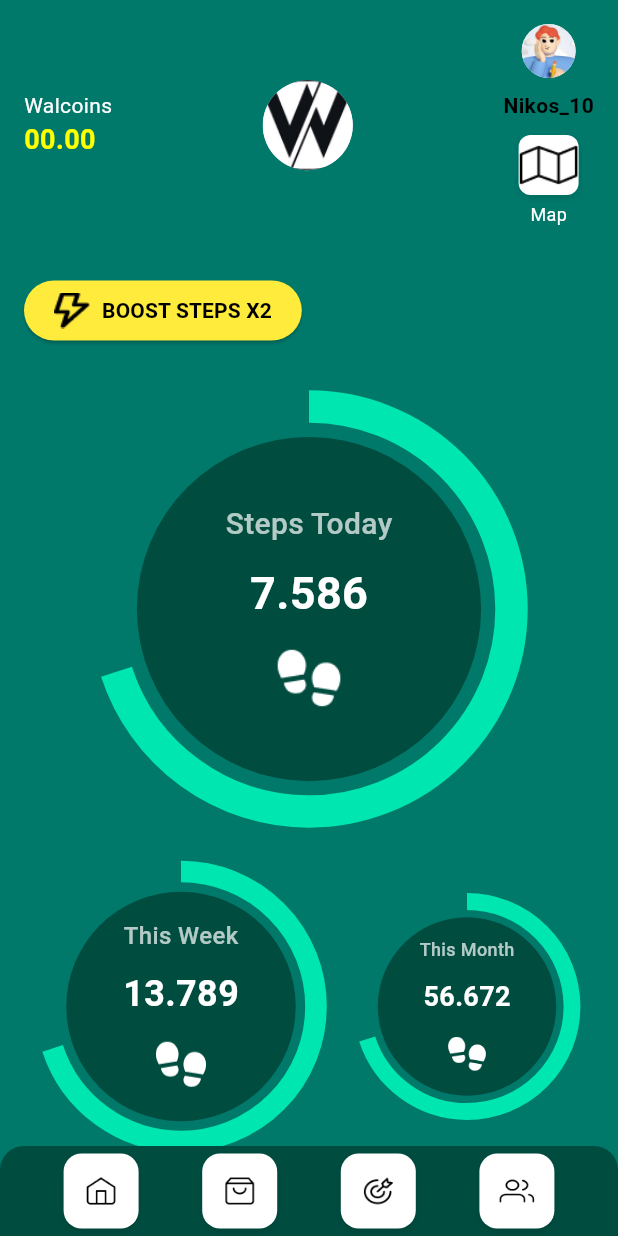
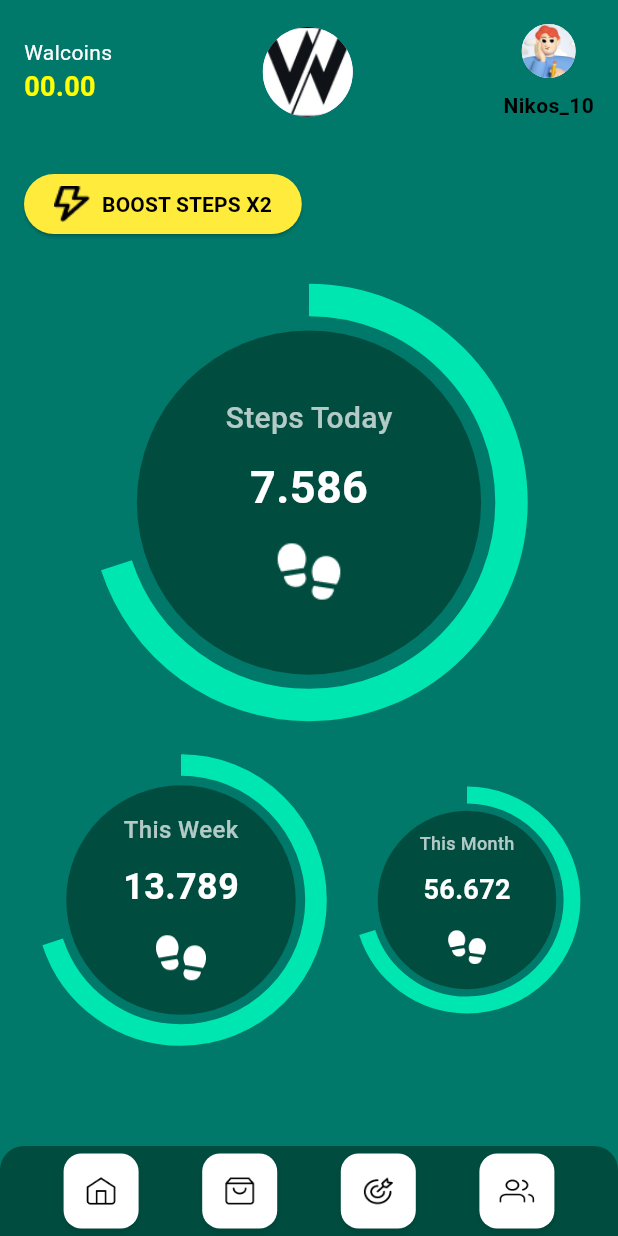
Before and after one commit to giorgostzamouranis/WalkWin, a Flutter app: the screen it shows after launch, on a phone screen of 412 x 824 dp. Run offline on Flutter 3.47's test engine with Material 3 defaults, Android fonts, the phone set to English and light mode, and no system bars.

Commit message:
Working version without map

```diff
--- a/walkwin/lib/main.dart
+++ b/walkwin/lib/main.dart
@@ -1,5 +1,4 @@
 import 'package:flutter/material.dart';
-import 'package:url_launcher/url_launcher.dart';
 
 void main() {
   runApp(const MyApp());
@@ -24,16 +23,6 @@
 class HomePage extends StatelessWidget {
   const HomePage({Key? key}) : super(key: key);
 
-  // Function to open the Maps app
-  Future<void> _openMaps() async {
-    const String googleMapsUrl = "https://www.google.com/maps";
-    if (await canLaunch(googleMapsUrl)) {
-      await launch(googleMapsUrl);
-    } else {
-      throw 'Could not open the Maps app';
-    }
-  }
-
   @override
   Widget build(BuildContext context) {
     return Scaffold(
@@ -41,7 +30,7 @@
       body: SafeArea(
         child: Column(
           children: [
-            // Upper Section with Walcoins, Logo, Profile, and Map Button
+            // Upper Section with Walcoins, Logo, and Profile
             Padding(
               padding: const EdgeInsets.all(16.0),
               child: Row(
@@ -74,7 +63,7 @@
                     radius: 30,
                     backgroundImage: AssetImage('assets/images/logo.png'),
                   ),
-                  // Profile and Map Button
+                  // Profile Section
                   Column(
                     mainAxisAlignment: MainAxisAlignment.center,
                     children: [
@@ -93,38 +82,6 @@
                           fontWeight: FontWeight.bold,
                         ),
                         textAlign: TextAlign.center,
-                      ),
-                      const SizedBox(height: 10),
-                      // Map Button
-                      GestureDetector(
-                        onTap: _openMaps,
-                        child: Container(
-                          width: 40,
-                          height: 40,
-                          decoration: BoxDecoration(
-                            color: Colors.white,
-                            borderRadius: BorderRadius.circular(8),
-                            boxShadow: [
-                              BoxShadow(
-                                color: Colors.black12,
-                                blurRadius: 4,
-                                offset: Offset(0, 2),
-                              ),
-                            ],
-                          ),
-                          child: Image.asset(
-                            'assets/icons/map.png', // Map icon
-                            fit: BoxFit.contain,
-                          ),
-                        ),
-                      ),
-                      const SizedBox(height: 4),
-                      const Text(
-                        "Map",
-                        style: TextStyle(
-                          color: Colors.white,
-                          fontSize: 12,
-                        ),
                       ),
                     ],
                   ),
@@ -203,10 +160,11 @@
           ],
         ),
       ),
+      // Custom Bottom Navigation Bar
       bottomNavigationBar: Container(
-        height: 60, // Navigation bar height
+        height: 60, // Reduced height to avoid overflow
         decoration: const BoxDecoration(
-          color: Color(0xFF004D40),
+          color: Color(0xFF004D40), // Dark green background
           borderRadius: BorderRadius.only(
             topLeft: Radius.circular(16),
             topRight: Radius.circular(16),
@@ -215,10 +173,10 @@
         child: Row(
           mainAxisAlignment: MainAxisAlignment.spaceEvenly,
           children: [
-            NavButton(imagePath: 'assets/icons/home_nav.png', onTap: () {}),
-            NavButton(imagePath: 'assets/icons/shop_nav.png', onTap: () {}),
-            NavButton(imagePath: 'assets/icons/target_nav.png', onTap: () {}),
-            NavButton(imagePath: 'assets/icons/friend_nav.png', onTap: () {}),
+            _NavButton(imagePath: 'assets/icons/home_nav.png', onTap: () {}),
+            _NavButton(imagePath: 'assets/icons/shop_nav.png', onTap: () {}),
+            _NavButton(imagePath: 'assets/icons/target_nav.png', onTap: () {}),
+            _NavButton(imagePath: 'assets/icons/friend_nav.png', onTap: () {}),
           ],
         ),
       ),
@@ -226,11 +184,11 @@
   }
 }
 
-class NavButton extends StatelessWidget {
+class _NavButton extends StatelessWidget {
   final String imagePath;
   final VoidCallback onTap;
 
-  const NavButton({Key? key, required this.imagePath, required this.onTap})
+  const _NavButton({Key? key, required this.imagePath, required this.onTap})
       : super(key: key);
 
   @override
@@ -238,8 +196,8 @@
     return GestureDetector(
       onTap: onTap,
       child: Container(
-        width: 50, // Button width
-        height: 50, // Button height
+        width: 50, // Slightly reduced width
+        height: 50, // Slightly reduced height
         decoration: BoxDecoration(
           color: Colors.white, // Button background color
           borderRadius: BorderRadius.circular(12), // Rounded corners
@@ -253,7 +211,7 @@
         ),
         child: Center(
           child: Image.asset(
-            imagePath, // Custom image from assets
+            imagePath, // Load custom image
             width: 24,
             height: 24,
             fit: BoxFit.contain,
@@ -290,24 +248,29 @@
       child: Stack(
         alignment: Alignment.center,
         children: [
+          // Inner Circle - Solid Color (#004D40)
           Container(
             width: size * 0.85,
             height: size * 0.85,
             decoration: const BoxDecoration(
-              color: Color(0xFF004D40),
+              color: Color(0xFF004D40), // Inner Circle Color
               shape: BoxShape.circle,
             ),
           ),
+
+          // Circular Progress Bar
           SizedBox(
             width: size,
             height: size,
             child: CircularProgressIndicator(
-              value: 0.7,
-              color: Color(0xFF00E6B0),
+              value: 0.7, // Progress value
+              color: Color(0xFF00E6B0), // Progress Bar Color
               strokeWidth: size * 0.08,
               backgroundColor: Colors.transparent,
             ),
           ),
+
+          // Centered Content
           Column(
             mainAxisAlignment: MainAxisAlignment.center,
             children: [
@@ -333,6 +296,7 @@
                 'assets/images/steps.png',
                 width: iconSize,
                 height: iconSize,
+                fit: BoxFit.contain,
               ),
             ],
           ),
```
Also changed, not shown: walkwin/assets/images/map.png (deleted), 4 other files.
